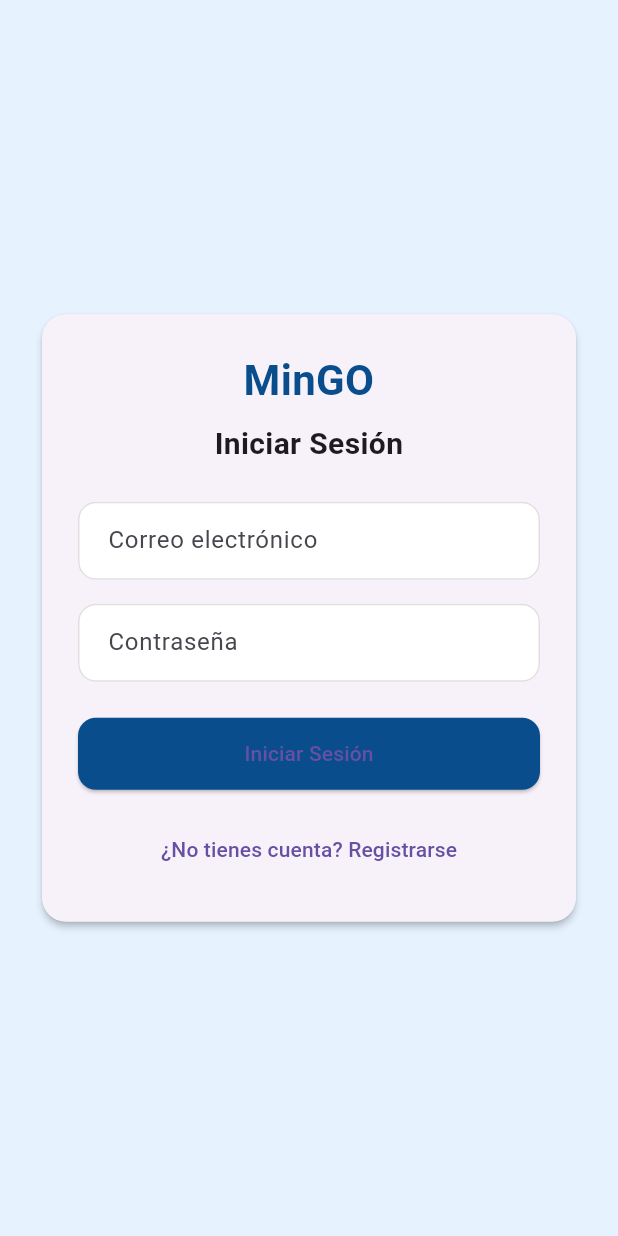
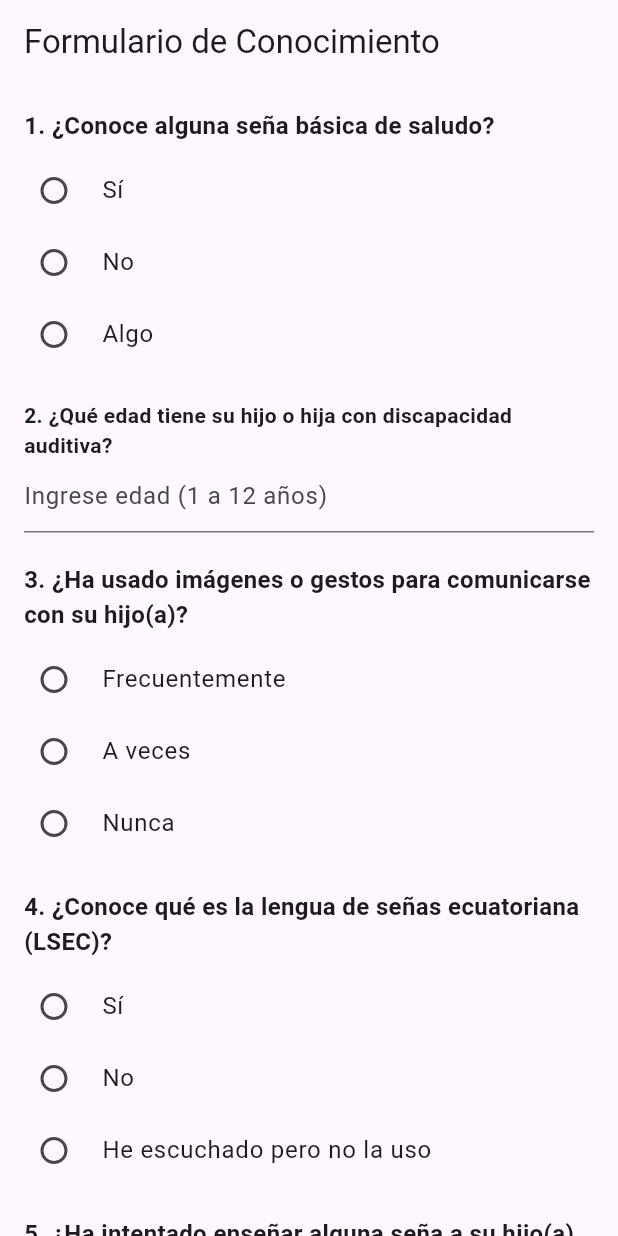
Before and after one commit to MatSosa1/MinGO_mobile_app, a Flutter app: the screen it shows after launch, on a phone screen of 412 x 824 dp. Run offline on Flutter 3.47's test engine with Material 3 defaults, Android fonts, the phone set to English and light mode, and no system bars; accounts and stored records are empty.

Commit message:
Knowledge Form Page & UseCase

```diff
--- a/lib/main.dart
+++ b/lib/main.dart
@@ -1,4 +1,6 @@
 import 'package:flutter/material.dart';
+import 'package:mingo/src/domain/usecases/user_usecases.dart';
+import 'package:mingo/src/presentation/pages/knowledge_form_page.dart';
 import 'package:mingo/src/presentation/pages/login_page.dart';
 import 'package:mingo/src/presentation/pages/register_page.dart';
 import 'package:provider/provider.dart';
@@ -22,6 +24,8 @@ class AppState extends StatelessWidget {
     final loginUseCase = LoginUserUseCase(userRepository);
     final registerUseCase = RegisterUserUseCase(userRepository);
 
+    final knowledgeUseCase = SetKnowledgeUseCase(userRepository);
+
     return MultiProvider(
       providers: [
         ChangeNotifierProvider(
@@ -31,7 +35,7 @@ class AppState extends StatelessWidget {
           ),
         ),
       ],
-      child: const MyApp(),
+      child: MyApp(),
     );
   }
 }
@@ -44,10 +48,11 @@ class MyApp extends StatelessWidget {
     return MaterialApp(
       debugShowCheckedModeBanner: false,
       title: 'MinGO',
-      initialRoute: '/login',
+      initialRoute: '/knowledge_form',
       routes: {
         '/login': (_) => const LoginPage(),
         '/register': (_) => const RegisterPage(),
+        '/knowledge_form': (_) => KnowledgeFormPage(),
       },
     );
   }
--- a/lib/src/data/models/user_model.dart
+++ b/lib/src/data/models/user_model.dart
@@ -4,6 +4,7 @@ class UserModel extends User {
   final String password;
 
   const UserModel({
+    super.id,
     required super.name,
     required super.email,
     required this.password,
@@ -13,6 +14,7 @@ class UserModel extends User {
 
   factory UserModel.fromJson(Map<String, dynamic> json) {
     return UserModel(
+      id: json['id'] as int,
       name: json['name'] as String,
       email: json['email'] as String,
       password: '',
--- a/lib/src/domain/entities/user.dart
+++ b/lib/src/domain/entities/user.dart
@@ -1,10 +1,12 @@
 class User {
+  final int? id;
   final String name;
   final String email;
   final DateTime birthDate;
   final String role;
 
   const User({
+    this.id,
     required this.name,
     required this.email,
     required this.birthDate,
--- a/lib/src/domain/repositories/datasource_repository.dart
+++ b/lib/src/domain/repositories/datasource_repository.dart
@@ -3,4 +3,6 @@ import 'package:mingo/src/data/models/user_model.dart';
 abstract class DatasourceRepository {
   Future<UserModel?> getUserByUsername(String username, String password);
   Future<UserModel> createUser(UserModel model);
+
+  Future<UserModel?> setKnowledgeLevel(String knowledgeLevel, int userId);
 }
--- a/lib/src/domain/repositories/user_repository.dart
+++ b/lib/src/domain/repositories/user_repository.dart
@@ -1,6 +1,9 @@
-import '../entities/user.dart';
+import 'package:mingo/src/domain/entities/user.dart';
 
 abstract class UserRepository {
   Future<User?> loginUser(String email, String password);
   Future<User> registerUser(User user);
+
+  // Knowledge Test
+  Future<User?> setKnowledgeLevel(User user, int score);
 }
--- /dev/null
+++ b/lib/src/domain/usecases/user_usecases.dart
@@ -0,0 +1,12 @@
+import 'package:mingo/src/domain/entities/user.dart';
+import 'package:mingo/src/domain/repositories/user_repository.dart';
+
+class SetKnowledgeUseCase {
+  final UserRepository repository;
+
+  SetKnowledgeUseCase(this.repository);
+
+  Future<User?> call(User user, int score) async {
+    return repository.setKnowledgeLevel(user, score);
+  }
+}
--- /dev/null
+++ b/lib/src/presentation/pages/knowledge_form_page.dart
@@ -0,0 +1,266 @@
+import 'package:flutter/material.dart';
+
+class KnowledgeFormPage extends StatefulWidget {
+  const KnowledgeFormPage({super.key});
+
+  @override
+  State<StatefulWidget> createState() => _KnowledgeFormPageState();
+}
+
+class _KnowledgeFormPageState extends State<KnowledgeFormPage> {
+  final _formKey = GlobalKey<FormState>();
+
+  String? q1;
+  int? q2;
+  String? q3;
+  String? q4;
+  String? q5;
+  String? q6;
+  String? q7;
+  String? q8;
+  String? q9;
+  String? q10;
+
+  final Map<int, Map<String, int>> scoreTable = {
+    1: { "Sí": 5, "Algo": 3, "No": 0 },
+    3: { "Frecuentemente": 5, "A veces": 3, "Nunca": 0 },
+    4: { "Sí": 5, "He escuchado pero no la uso": 3, "No": 0 },
+    5: { "Sí": 5, "Solo videos": 3, "Solo libros": 3, "No": 0 },
+    6: { "Sí": 5, "Lo intento pero no sé cómo": 3, "No": 0 },
+    7: { "Sí, varios": 5, "Solo una persona": 3, "No lo sé": 1, "Nadie": 0 },
+    8: { "No": 5, "A veces": 3, "Sí": 0, "No lo he intentado": 1 },
+    9: { "Sí": 5, "De manera informal": 3, "No": 0 },
+    10: { "Sí": 5, "Parcial (solo cámara o solo audio)": 3, "No": 0 },
+  };
+
+  @override
+  Widget build(BuildContext context) {
+    return Scaffold(
+      appBar: AppBar(title: Text("Formulario de Conocimiento")),
+      body: SingleChildScrollView(
+        padding: EdgeInsets.all(16),
+        child: Form(
+          key: _formKey,
+          child: Column(
+            crossAxisAlignment: CrossAxisAlignment.start,
+            children: [
+
+              /// 1. Conocimiento básico de señas
+              _buildRadioGroup(
+                label: "1. ¿Conoce alguna seña básica de saludo?",
+                value: q1,
+                items: ["Sí", "No", "Algo"],
+                onChanged: (v) => setState(() => q1 = v),
+              ),
+
+              /// 2. Edad del hijo/hija
+              Text("2. ¿Qué edad tiene su hijo o hija con discapacidad auditiva?",
+                  style: TextStyle(fontWeight: FontWeight.bold)),
+              TextFormField(
+                keyboardType: TextInputType.number,
+                decoration: InputDecoration(hintText: "Ingrese edad (1 a 12 años)"),
+                validator: (value) {
+                  if (value == null || value.isEmpty) return "Ingrese una edad";
+                  final n = int.tryParse(value);
+                  if (n == null || n < 1 || n > 12) {
+                    return "Edad debe estar entre 1 y 12";
+                  }
+                  return null;
+                },
+                onChanged: (v) => q2 = int.tryParse(v),
+              ),
+              SizedBox(height: 20),
+
+              /// 3. Estrategias de comunicación
+              _buildRadioGroup(
+                label: "3. ¿Ha usado imágenes o gestos para comunicarse con su hijo(a)?",
+                value: q3,
+                items: ["Frecuentemente", "A veces", "Nunca"],
+                onChanged: (v) => setState(() => q3 = v),
+              ),
+
+              /// 4. Lenguaje inclusivo
+              _buildRadioGroup(
+                label: "4. ¿Conoce qué es la lengua de señas ecuatoriana (LSEC)?",
+                value: q4,
+                items: ["Sí", "No", "He escuchado pero no la uso"],
+                onChanged: (v) => setState(() => q4 = v),
+              ),
+
+              /// 5. Práctica previa
+              _buildRadioGroup(
+                label: "5. ¿Ha intentado enseñar alguna seña a su hijo(a) anteriormente?",
+                value: q5,
+                items: ["Sí", "No", "Lo intento pero no sé cómo"],
+                onChanged: (v) => setState(() => q5 = v),
+              ),
+
+              /// 6. Recursos utilizados
+              _buildRadioGroup(
+                label: "6. ¿Ha consultado libros, videos, o tutoriales sobre señas?",
+                value: q6,
+                items: ["Sí", "No", "Solo videos", "Solo libros"],
+                onChanged: (v) => setState(() => q6 = v),
+              ),
+
+              /// 7. Recursos en el entorno
+              _buildRadioGroup(
+                label: "7. ¿Alguien más en su entorno conoce acerca de la lengua de señas?",
+                value: q7,
+                items: ["Sí, varios", "Solo una persona", "Nadie", "No lo sé"],
+                onChanged: (v) => setState(() => q7 = v),
+              ),
+
+              /// 8. Dificultades actuales
+              _buildRadioGroup(
+                label: "8. ¿Considera que tiene dificultades para comprender gestos?",
+                value: q8,
+                items: ["Sí", "No", "A veces", "No lo he intentado"],
+                onChanged: (v) => setState(() => q8 = v),
+              ),
+
+              /// 9. Experiencia educativa previa
+              _buildRadioGroup(
+                label: "9. ¿Ha participado antes en cursos o talleres sobre LSEC?",
+                value: q9,
+                items: ["Sí", "No", "De manera informal"],
+                onChanged: (v) => setState(() => q9 = v),
+              ),
+
+              /// 10. Accesibilidad tecnológica
+              _buildRadioGroup(
+                label: "10. ¿Tiene acceso a un dispositivo con cámara y audio funcional?",
+                value: q10,
+                items: ["Sí", "No", "Parcial (solo cámara o solo audio)"],
+                onChanged: (v) => setState(() => q10 = v),
+              ),
+
+              SizedBox(height: 30),
+
+              Center(
+                child: ElevatedButton(
+                  onPressed: () {
+                    if (_formKey.currentState!.validate()) {
+                      if (!_allQuestionsAnswered()) {
+                        _showError(context);
+                        return;
+                      }
+
+                      _showResults(context);
+                    }
+                  },
+                  child: Text("Enviar"),
+                ),
+              )
+            ],
+          ),
+        ),
+      ),
+    );
+  }
+
+  Widget _buildRadioGroup({
+  required String label,
+  required String? value,
+  required List<String> items,
+  required Function(String?) onChanged,
+}) {
+  return Padding(
+    padding: const EdgeInsets.only(bottom: 20),
+    child: Column(
+      crossAxisAlignment: CrossAxisAlignment.start,
+      children: [
+        Text(
+          label,
+          style: const TextStyle(fontWeight: FontWeight.bold, fontSize: 16),
+        ),
+        const SizedBox(height: 8),
+
+        Column(
+          children: items.map((item) {
+            return RadioListTile<String>(
+              title: Text(item),
+              value: item,
+              groupValue: value,
+              onChanged: onChanged,
+              visualDensity: VisualDensity.compact,
+              contentPadding: EdgeInsets.zero,
+            );
+          }).toList(),
+        ),
+      ],
+    ),
+  );
+}
+
+  /// Mostrar resultados
+  void _showResults(BuildContext context) {
+    showDialog(
+      context: context,
+      builder: (_) => AlertDialog(
+        title: Text("Respuestas registradas"),
+        content: SingleChildScrollView(
+          child: Text(_getTotalScore().toString()),
+        ),
+        actions: [
+          TextButton(onPressed: () => Navigator.pop(context), child: Text("Cerrar"))
+        ],
+      ),
+    );
+  }
+
+  int _getTotalScore() {
+    int total = 0;
+
+    void addScore(int pregunta, String? respuesta) {
+      if (respuesta != null && scoreTable[pregunta]!.containsKey(respuesta)) {
+        int score = scoreTable[pregunta]![respuesta]!;
+
+        print('${scoreTable[pregunta]!}: $score');
+
+        total += score;
+      }
+    }
+
+    addScore(1, q1);
+    addScore(3, q3);
+    addScore(4, q4);
+    addScore(5, q5);
+    addScore(6, q6);
+    addScore(7, q7);
+    addScore(8, q8);
+    addScore(9, q9);
+    addScore(10, q10);
+
+    return total;
+  }
+
+  bool _allQuestionsAnswered() {
+    return  q1 != null &&
+            q2 != null &&
+            q3 != null &&
+            q4 != null &&
+            q5 != null &&
+            q6 != null &&
+            q7 != null &&
+            q8 != null &&
+            q9 != null &&
+            q10 != null;
+  }
+}
+
+  void _showError(BuildContext context) {
+    showDialog(
+      context: context,
+      builder: (_) => AlertDialog(
+        title: Text("Campos incompletos"),
+        content: Text("Por favor responda todas las preguntas antes de continuar."),
+        actions: [
+          TextButton(
+            onPressed: () => Navigator.pop(context),
+            child: Text("Aceptar"),
+          ),
+        ],
+      ),
+    );
+  }
```
Also changed, not shown: lib/src/data/datasources/api_datasource.dart (+27 -7 lines), lib/src/data/repositories/user_repository_impl.dart (+24 -2 lines).
